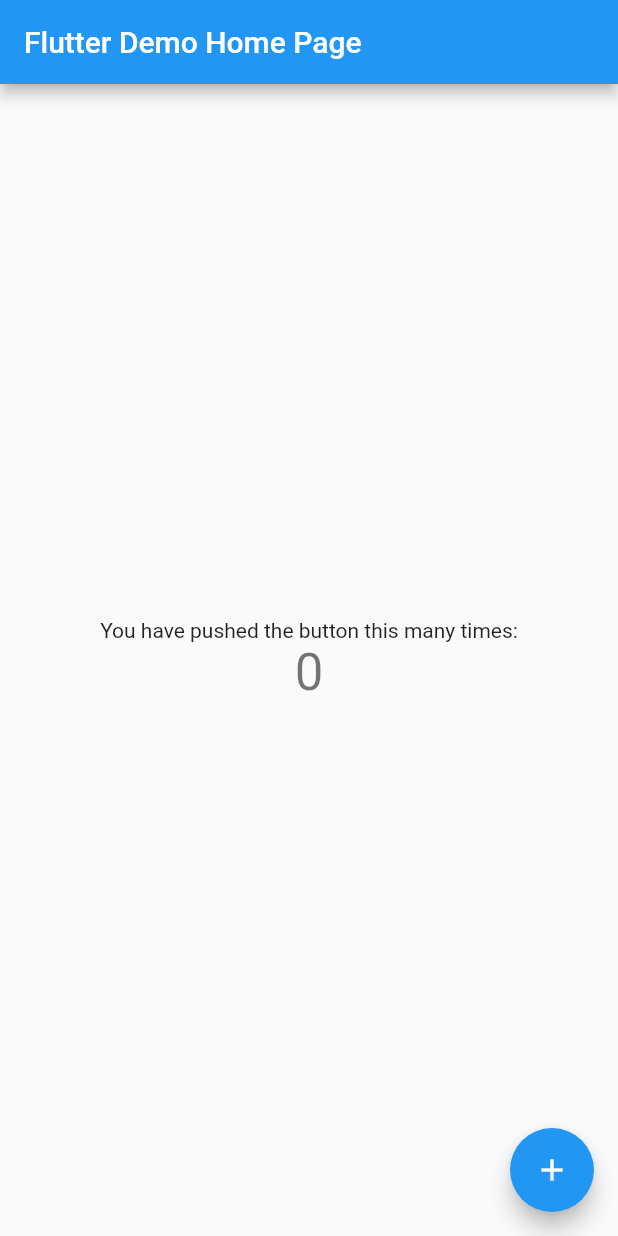
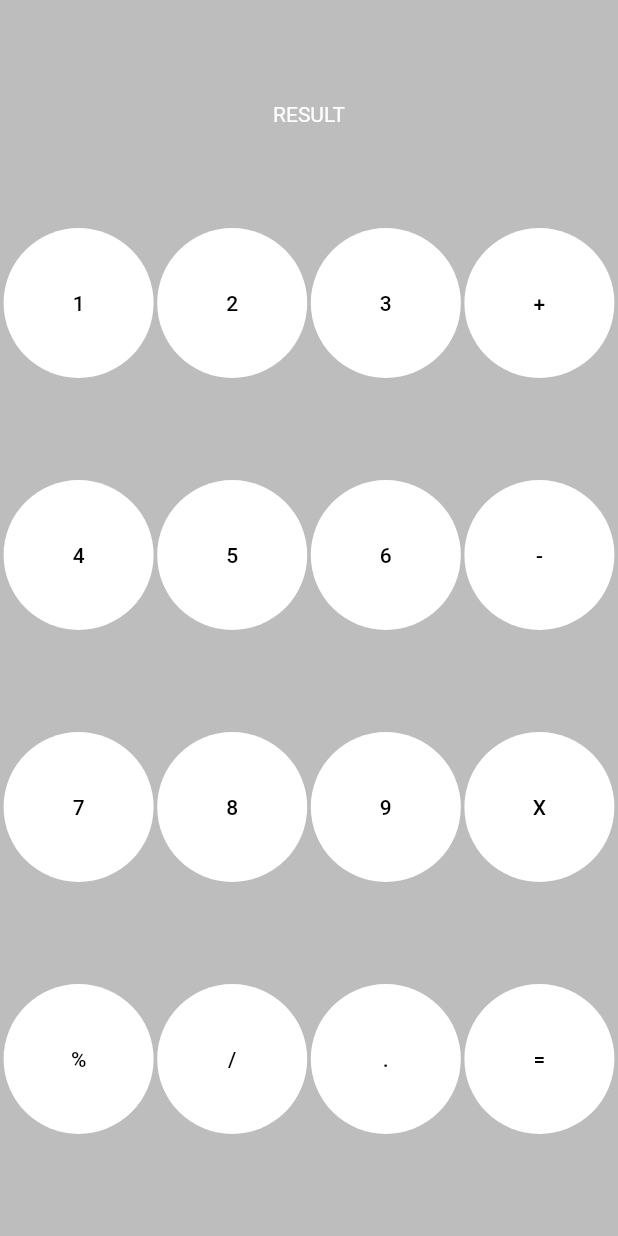
Before and after one commit to selimokten/calculator, a Flutter app: the screen it shows after launch, on a phone screen of 412 x 824 dp. Run offline on Flutter 3.47's test engine with Material 2 defaults, Android fonts, the phone set to English and light mode, and no system bars.

Commit message:
Files Upload

```diff
--- /dev/null
+++ b/lib/components/reusable_text_button.dart
@@ -0,0 +1,18 @@
+import 'package:flutter/material.dart';
+import 'package:calculator/constants.dart';
+
+class ReusableTextButton extends StatelessWidget {
+  ReusableTextButton({required this.text});
+
+  final String text;
+
+  @override
+  Widget build(BuildContext context) {
+    return TextButton(
+      style: kFlatButtonStyle,
+        onPressed:() {
+
+        },
+        child: Text(text),);
+  }
+}
--- /dev/null
+++ b/lib/constants.dart
@@ -0,0 +1,13 @@
+import 'package:flutter/material.dart';
+
+final ButtonStyle kFlatButtonStyle = TextButton.styleFrom(
+  foregroundColor: Colors.black,
+  backgroundColor: Colors.white,
+  minimumSize: Size(100, 100),
+  padding: EdgeInsets.all(10.0),
+  shape: RoundedRectangleBorder(
+    borderRadius: BorderRadius.all(
+      Radius.circular(50.0),
+    ),
+  ),
+);
--- a/lib/main.dart
+++ b/lib/main.dart
@@ -1,115 +1,21 @@
 import 'package:flutter/material.dart';
+import 'screens/main_screen.dart';
 
-void main() {
-  runApp(const MyApp());
+void main(){
+  runApp(const Calculator());
 }
 
-class MyApp extends StatelessWidget {
-  const MyApp({super.key});
+class Calculator extends StatelessWidget {
+  const Calculator({super.key});
 
-  // This widget is the root of your application.
   @override
   Widget build(BuildContext context) {
     return MaterialApp(
-      title: 'Flutter Demo',
-      theme: ThemeData(
-        // This is the theme of your application.
-        //
-        // Try running your application with "flutter run". You'll see the
-        // application has a blue toolbar. Then, without quitting the app, try
-        // changing the primarySwatch below to Colors.green and then invoke
-        // "hot reload" (press "r" in the console where you ran "flutter run",
-        // or simply save your changes to "hot reload" in a Flutter IDE).
-        // Notice that the counter didn't reset back to zero; the application
-        // is not restarted.
-        primarySwatch: Colors.blue,
+      theme: ThemeData.dark().copyWith(
+        scaffoldBackgroundColor: Colors.grey[400],
       ),
-      home: const MyHomePage(title: 'Flutter Demo Home Page'),
+      debugShowCheckedModeBanner: false,
+      home: const MainScreen(),
     );
   }
 }
-
-class MyHomePage extends StatefulWidget {
-  const MyHomePage({super.key, required this.title});
-
-  // This widget is the home page of your application. It is stateful, meaning
-  // that it has a State object (defined below) that contains fields that affect
-  // how it looks.
-
-  // This class is the configuration for the state. It holds the values (in this
-  // case the title) provided by the parent (in this case the App widget) and
-  // used by the build method of the State. Fields in a Widget subclass are
-  // always marked "final".
-
-  final String title;
-
-  @override
-  State<MyHomePage> createState() => _MyHomePageState();
-}
-
-class _MyHomePageState extends State<MyHomePage> {
-  int _counter = 0;
-
-  void _incrementCounter() {
-    setState(() {
-      // This call to setState tells the Flutter framework that something has
-      // changed in this State, which causes it to rerun the build method below
-      // so that the display can reflect the updated values. If we changed
-      // _counter without calling setState(), then the build method would not be
-      // called again, and so nothing would appear to happen.
-      _counter++;
-    });
-  }
-
-  @override
-  Widget build(BuildContext context) {
-    // This method is rerun every time setState is called, for instance as done
-    // by the _incrementCounter method above.
-    //
-    // The Flutter framework has been optimized to make rerunning build methods
-    // fast, so that you can just rebuild anything that needs updating rather
-    // than having to individually change instances of widgets.
-    return Scaffold(
-      appBar: AppBar(
-        // Here we take the value from the MyHomePage object that was created by
-        // the App.build method, and use it to set our appbar title.
-        title: Text(widget.title),
-      ),
-      body: Center(
-        // Center is a layout widget. It takes a single child and positions it
-        // in the middle of the parent.
-        child: Column(
-          // Column is also a layout widget. It takes a list of children and
-          // arranges them vertically. By default, it sizes itself to fit its
-          // children horizontally, and tries to be as tall as its parent.
-          //
-          // Invoke "debug painting" (press "p" in the console, choose the
-          // "Toggle Debug Paint" action from the Flutter Inspector in Android
-          // Studio, or the "Toggle Debug Paint" command in Visual Studio Code)
-          // to see the wireframe for each widget.
-          //
-          // Column has various properties to control how it sizes itself and
-          // how it positions its children. Here we use mainAxisAlignment to
-          // center the children vertically; the main axis here is the vertical
-          // axis because Columns are vertical (the cross axis would be
-          // horizontal).
-          mainAxisAlignment: MainAxisAlignment.center,
-          children: <Widget>[
-            const Text(
-              'You have pushed the button this many times:',
-            ),
-            Text(
-              '$_counter',
-              style: Theme.of(context).textTheme.headline4,
-            ),
-          ],
-        ),
-      ),
-      floatingActionButton: FloatingActionButton(
-        onPressed: _incrementCounter,
-        tooltip: 'Increment',
-        child: const Icon(Icons.add),
-      ), // This trailing comma makes auto-formatting nicer for build methods.
-    );
-  }
-}
--- /dev/null
+++ b/lib/screens/main_screen.dart
@@ -0,0 +1,62 @@
+import 'package:calculator/components/reusable_text_button.dart';
+import 'package:flutter/material.dart';
+
+
+class MainScreen extends StatefulWidget {
+  const MainScreen({super.key});
+
+  @override
+  State<MainScreen> createState() => _MainScreenState();
+}
+
+class _MainScreenState extends State<MainScreen> {
+  @override
+  Widget build(BuildContext context) {
+    return Scaffold(
+      body: SafeArea(
+        child: Column(
+          mainAxisAlignment: MainAxisAlignment.spaceEvenly,
+          children: [
+            Text('RESULT'),
+            Row(
+              mainAxisAlignment: MainAxisAlignment.spaceEvenly,
+              children: [
+                ReusableTextButton(text: '1'),
+                ReusableTextButton(text: '2'),
+                ReusableTextButton(text: '3'),
+                ReusableTextButton(text: '+'),
+              ],
+            ),
+            Row(
+              mainAxisAlignment: MainAxisAlignment.spaceEvenly,
+              children: [
+                ReusableTextButton(text: '4'),
+                ReusableTextButton(text: '5'),
+                ReusableTextButton(text: '6'),
+                ReusableTextButton(text: '-'),
+              ],
+            ),
+            Row(
+              mainAxisAlignment: MainAxisAlignment.spaceEvenly,
+              children: [
+                ReusableTextButton(text: '7'),
+                ReusableTextButton(text: '8'),
+                ReusableTextButton(text: '9'),
+                ReusableTextButton(text: 'X'),
+              ],
+            ),
+            Row(
+              mainAxisAlignment: MainAxisAlignment.spaceEvenly,
+              children: [
+                ReusableTextButton(text: '%'),
+                ReusableTextButton(text: '/'),
+                ReusableTextButton(text: '.'),
+                ReusableTextButton(text: '='),
+              ],
+            ),
+          ],
+        ),
+      ),
+    );
+  }
+}
```
Also changed, not shown: lib/calculator_brain.dart (added).
